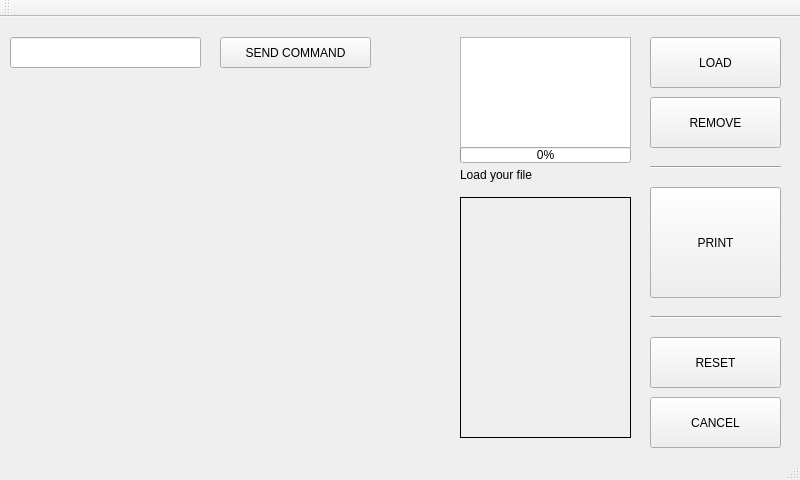
Before: the Qt Designer form SLA_display.ui in nexusVN/prototype2-software, drawn with Qt 5.
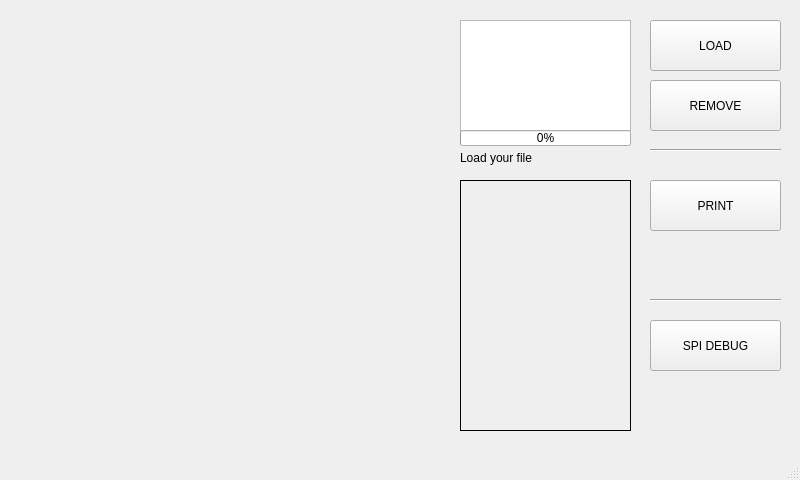
After: the same form once the commit is applied. Icons and pictures are not drawn.

What changed in the file:
```diff
--- a/SLA_display.ui
+++ b/SLA_display.ui
@@ -67,41 +67,15 @@
     <property name="geometry">
      <rect>
       <x>650</x>
-      <y>170</y>
+      <y>180</y>
       <width>131</width>
-      <height>111</height>
+      <height>51</height>
      </rect>
     </property>
     <property name="text">
      <string>PRINT</string>
     </property>
    </widget>
-   <widget class="QPushButton" name="resetButton">
-    <property name="geometry">
-     <rect>
-      <x>650</x>
-      <y>320</y>
-      <width>131</width>
-      <height>51</height>
-     </rect>
-    </property>
-    <property name="text">
-     <string>RESET</string>
-    </property>
-   </widget>
-   <widget class="QPushButton" name="cancelButton">
-    <property name="geometry">
-     <rect>
-      <x>650</x>
-      <y>380</y>
-      <width>131</width>
-      <height>51</height>
-     </rect>
-    </property>
-    <property name="text">
-     <string>CANCEL</string>
-    </property>
-   </widget>
    <widget class="QProgressBar" name="progressBar">
     <property name="geometry">
      <rect>
@@ -147,7 +121,7 @@
       <x>460</x>
       <y>180</y>
       <width>171</width>
-      <height>241</height>
+      <height>251</height>
      </rect>
     </property>
     <property name="frameShape">
@@ -157,38 +131,39 @@
      <string/>
     </property>
    </widget>
-   <widget class="QLineEdit" name="spicommand">
+   <widget class="QLabel" name="label">
     <property name="geometry">
      <rect>
-      <x>10</x>
+      <x>30</x>
       <y>20</y>
-      <width>191</width>
-      <height>31</height>
+      <width>401</width>
+      <height>411</height>
      </rect>
     </property>
+    <property name="text">
+     <string/>
+    </property>
+    <property name="pixmap">
+     <pixmap>:/eiffel3D.jpg</pixmap>
+    </property>
+    <property name="scaledContents">
+     <bool>true</bool>
+    </property>
    </widget>
    <widget class="QPushButton" name="commandButton">
     <property name="geometry">
      <rect>
-      <x>220</x>
-      <y>20</y>
-      <width>151</width>
-      <height>31</height>
+      <x>650</x>
+      <y>320</y>
+      <width>131</width>
+      <height>51</height>
      </rect>
     </property>
     <property name="text">
-     <string>SEND COMMAND</string>
+     <string>SPI DEBUG</string>
     </property>
    </widget>
   </widget>
-  <widget class="QToolBar" name="mainToolBar">
-   <attribute name="toolBarArea">
-    <enum>TopToolBarArea</enum>
-   </attribute>
-   <attribute name="toolBarBreak">
-    <bool>false</bool>
-   </attribute>
-  </widget>
   <widget class="QStatusBar" name="statusBar"/>
  </widget>
  <layoutdefault spacing="6" margin="11"/>
```
Left out of the diff: 14 changed lines with no effect on the pictures.
